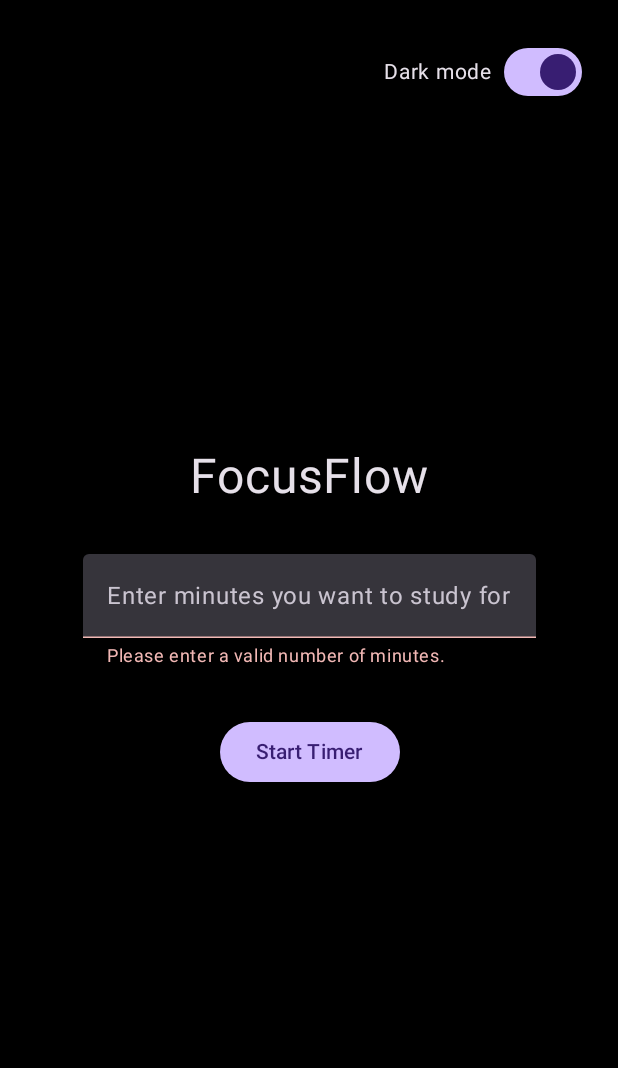
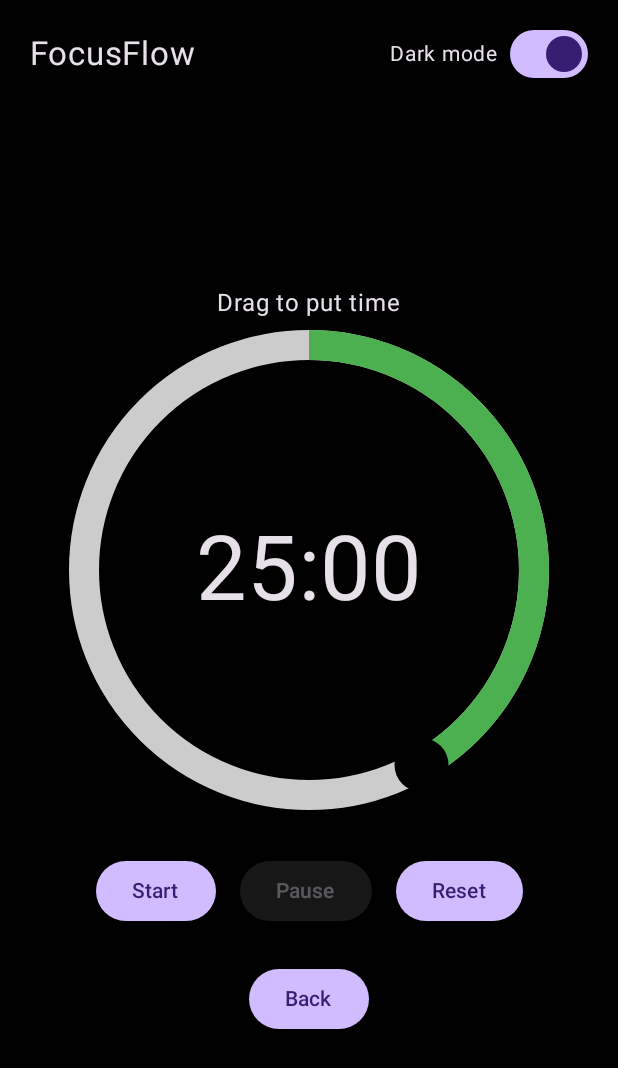
Before and after one commit to Joeal64/FocusFlow, an Android app built with Jetpack Compose: the screen it shows after launch (MainActivity), after a tap on "Start Timer", on a phone screen of 412 x 824 dp. Shown: the top 1068 px of the screen. Run offline under Robolectric (Android 15) with nearby library versions, the phone set to English and light mode, and no system bars; our stand-ins replace Room's generated code.

Commit message:
Improved ui and added chinese

```diff
--- a/app/src/main/java/com/example/project_focusflow/MainActivity.kt
+++ b/app/src/main/java/com/example/project_focusflow/MainActivity.kt
@@ -222,8 +222,6 @@ fun FocusFlowScreen(
     focusLockEnabled: Boolean,
     onFocusLockChange: (Boolean) -> Unit
 ) {
-    var studyMinutes by remember { mutableStateOf("") }
-    var error by remember { mutableStateOf<String?>(null) }
     val context = LocalContext.current
 
     Box(
@@ -268,37 +266,14 @@ fun FocusFlowScreen(
 
             Spacer(modifier = Modifier.height(32.dp))
 
-            TextField(
-                value = studyMinutes,
-                onValueChange = {
-                    studyMinutes = it
-                    error = null
-                },
-                placeholder = { Text(stringResource(R.string.enter_minutes)) },
-                singleLine = true,
-                keyboardOptions = KeyboardOptions(keyboardType = KeyboardType.Number),
-                isError = error != null,
-                supportingText = {
-                    if (error != null) {
-                        Text(
-                            text = error!!,
-                            color = MaterialTheme.colorScheme.error
-                        )
-                    }
-                }
-            )
+
+
 
             Spacer(modifier = Modifier.height(32.dp))
 
             Button(
                 onClick = {
-                    val mins = studyMinutes.toIntOrNull()
-
-                    if (mins == null || mins <= 0) {
-                        error = context.getString(R.string.minutes_error)
-                    } else {
-                        onStart(mins)
-                    }
+                    onStart(25)
                 }
             ) {
                 Text(stringResource(R.string.start_timer))
--- a/app/src/main/java/com/example/project_focusflow/Timer.kt
+++ b/app/src/main/java/com/example/project_focusflow/Timer.kt
@@ -241,6 +241,12 @@ fun PomodoroTimer(
             horizontalAlignment = Alignment.CenterHorizontally,
             verticalArrangement = Arrangement.Center
         ) {
+            Text(
+                text = "Drag to put time",
+                fontSize = 16.sp,
+                color = MaterialTheme.colorScheme.onBackground,
+                modifier = Modifier.padding(bottom = 16.dp)
+            )
             Dial(
                 knobAngle = knobAngle,
                 onKnobAngleChange = { angle ->
--- a/app/src/main/res/values/strings.xml
+++ b/app/src/main/res/values/strings.xml
@@ -2,9 +2,7 @@
     <string name="app_name">FocusFlow</string>
     <string name="dark_mode">Dark mode</string>
     <string name="light_mode">Light mode</string>
-    <string name="enter_minutes">Enter minutes you want to study for</string>
     <string name="start_timer">Start Timer</string>
-    <string name="minutes_error">Please enter a valid number of minutes.</string>
     <string name="start">Start</string>
     <string name="pause">Pause</string>
     <string name="reset">Reset</string>
```
Also changed, not shown: 1 other file.
